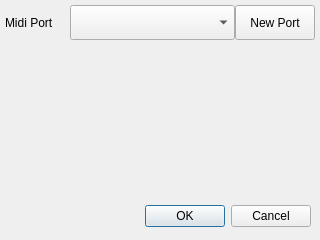
Qt form code/Hadrien/QCvWindow/src/UI/configwindow.ui (Amxx/MDMA) before a commit.
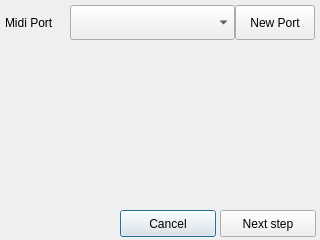
The same form after that commit.

The edit to the form file:
```diff
--- a/code/Hadrien/QCvWindow/src/UI/configwindow.ui
+++ b/code/Hadrien/QCvWindow/src/UI/configwindow.ui
@@ -13,22 +13,6 @@
   <property name="windowTitle">
    <string>Configuration</string>
   </property>
-  <widget class="QDialogButtonBox" name="buttonBox">
-   <property name="geometry">
-    <rect>
-     <x>10</x>
-     <y>200</y>
-     <width>301</width>
-     <height>32</height>
-    </rect>
-   </property>
-   <property name="orientation">
-    <enum>Qt::Horizontal</enum>
-   </property>
-   <property name="standardButtons">
-    <set>QDialogButtonBox::Cancel|QDialogButtonBox::Ok</set>
-   </property>
-  </widget>
   <widget class="QLabel" name="label_midi">
    <property name="geometry">
     <rect>
@@ -65,6 +49,35 @@
     <string>New Port</string>
    </property>
   </widget>
+  <widget class="QPushButton" name="pushButton_cancel">
+   <property name="geometry">
+    <rect>
+     <x>120</x>
+     <y>210</y>
+     <width>96</width>
+     <height>27</height>
+    </rect>
+   </property>
+   <property name="text">
+    <string>Cancel</string>
+   </property>
+   <property name="default">
+    <bool>true</bool>
+   </property>
+  </widget>
+  <widget class="QPushButton" name="pushButton_next">
+   <property name="geometry">
+    <rect>
+     <x>220</x>
+     <y>210</y>
+     <width>96</width>
+     <height>27</height>
+    </rect>
+   </property>
+   <property name="text">
+    <string>Next step</string>
+   </property>
+  </widget>
  </widget>
  <resources/>
  <connections>
```
Left out of the diff: 37 changed lines with no effect on the pictures.
